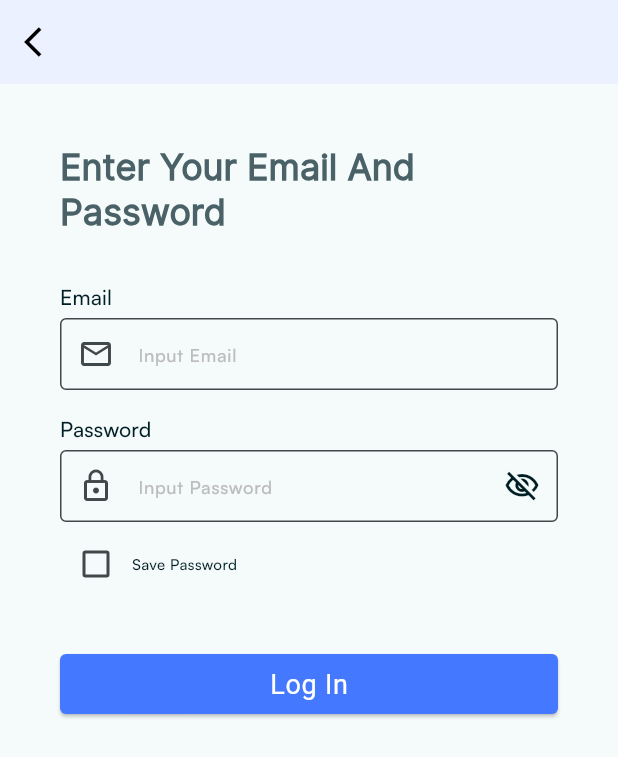
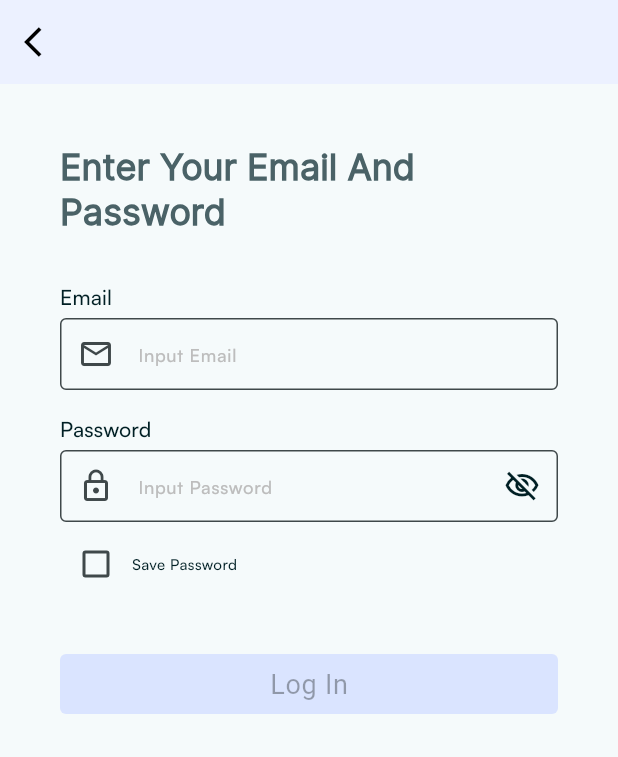
Before and after one commit to Ridoy-paul/Team-White-Ostad-Flutter-Pro-Batch-Social-Media-Application, a Flutter app: the screen it shows after launch, after a tap on "Log In", on a phone screen of 412 x 824 dp. Shown: the top 757 px of the screen. Run offline on Flutter 3.47's test engine with Material 3 defaults, Android fonts, the light colour scheme and no system bars; our stand-ins replace flutter_screenutil, get, pin_code_fields.

Commit message:
login and welcome screen updated

```diff
--- a/lib/presentation/screens/auth/email_or_phone_login_screen/email_or_phone_login_screen.dart
+++ b/lib/presentation/screens/auth/email_or_phone_login_screen/email_or_phone_login_screen.dart
@@ -17,7 +17,7 @@ class _EmailOrPhoneLoginScreenState extends State<EmailOrPhoneLoginScreen> {
   final GlobalKey<FormState> _formKey = GlobalKey<FormState>();
   bool passwordVisible = false;
   bool isChecked = false;
-  bool _isButtonActive = true;
+  bool _isButtonActive = false;
 
 
   @override
@@ -109,9 +109,6 @@ class _EmailOrPhoneLoginScreenState extends State<EmailOrPhoneLoginScreen> {
     return SizedBox(
       width: double.infinity,
       child: ElevatedButton(
-        style: ElevatedButton.styleFrom(
-          disabledBackgroundColor:const Color(0xffdae4ff),
-        ),
         onPressed: _isButtonActive
             ? () {
                 Get.to(() => const MainBottomNavScreen());
--- a/lib/presentation/screens/auth/welcome_screen/welcome_screen.dart
+++ b/lib/presentation/screens/auth/welcome_screen/welcome_screen.dart
@@ -63,8 +63,13 @@ class WelcomeScreen extends StatelessWidget {
     );
   }
 
-  TextButton _loginButton(BuildContext context) {
-    return TextButton(
+  GetBuilder<WelcomeScreenController> _loginButton(BuildContext context) {
+    return GetBuilder<WelcomeScreenController>(
+      builder: (controller) {
+        return Visibility(
+          visible: controller.welcomeScreenInProgress==false,
+          replacement: const CenterCircularProgressIndicator(),
+          child: TextButton(
             onPressed: () {
               Get.to(() => const EmailOrPhoneLoginScreen());
             },
@@ -74,6 +79,9 @@ class WelcomeScreen extends StatelessWidget {
                   color: Theme.of(context).colorScheme.primary,
                   fontWeight: FontWeight.w700),
             ),
+          ),
+        );
+      }
     );
   }
 }
```
Lines whose indentation alone changed are shown as unchanged.
